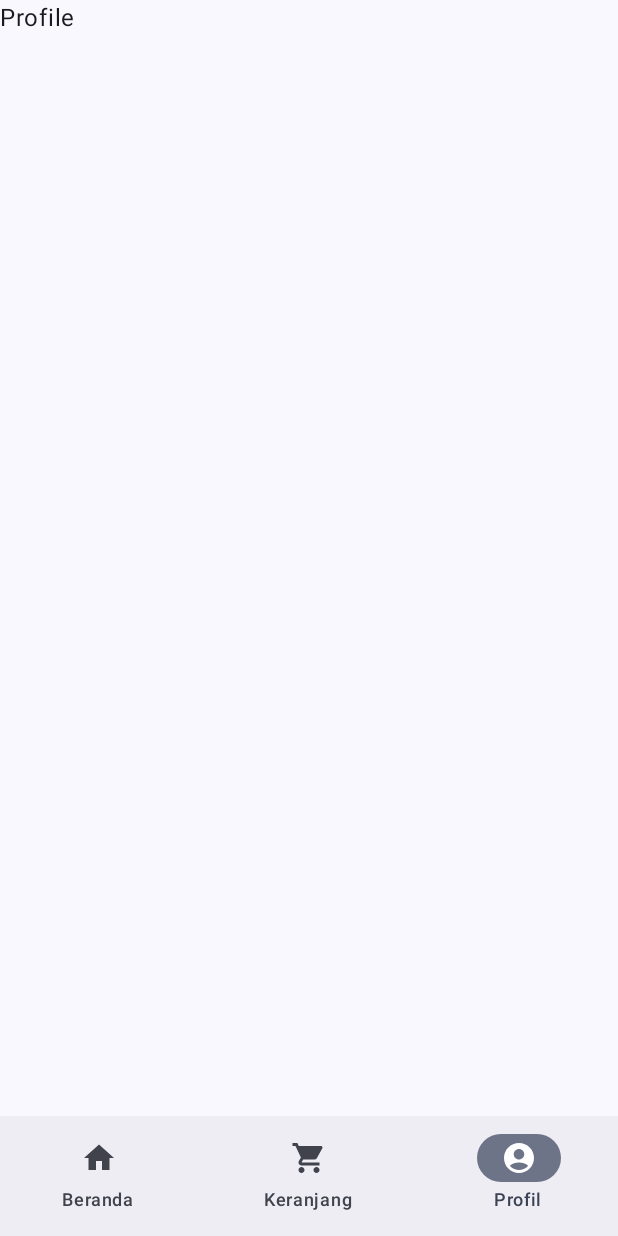
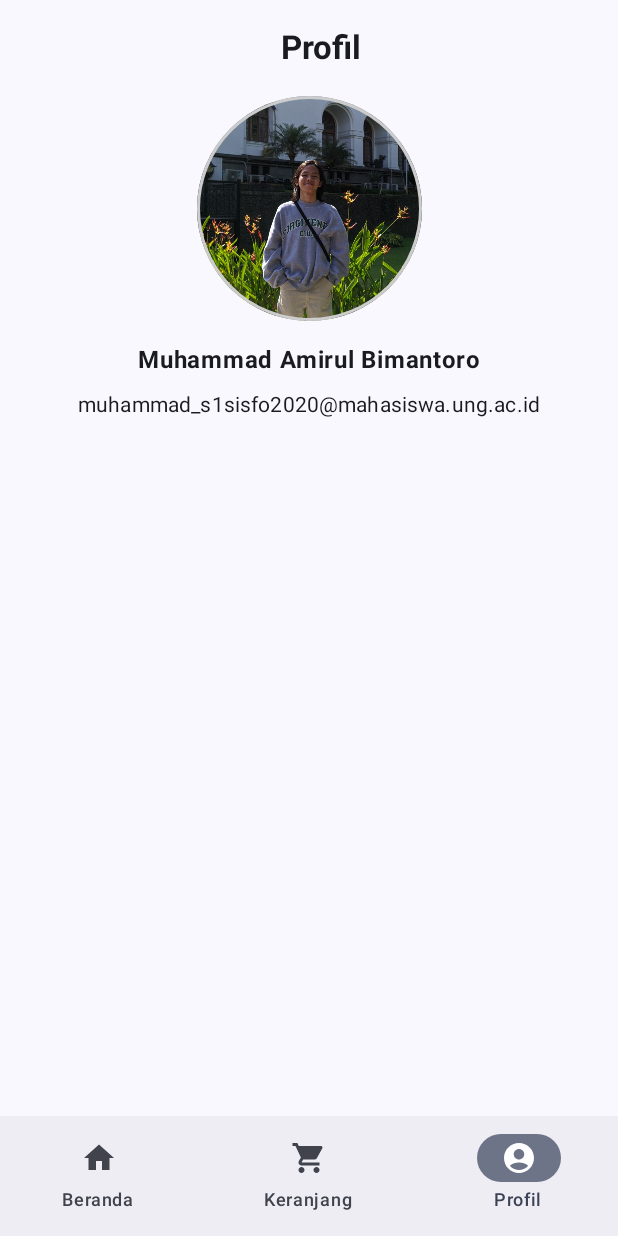
Before and after one commit to bbimantoro/JetSkincareApp, an Android app built with Jetpack Compose: the screen it shows after launch (MainActivity), item 3 of the bottom bar chosen, on a phone screen of 412 x 824 dp. Run offline under Robolectric (Android 15) with nearby library versions, the phone set to English and light mode, and no system bars.

Commit message:
add: profile content

```diff
--- a/app/src/main/java/com/academy/bangkit/jetskincare/MainActivity.kt
+++ b/app/src/main/java/com/academy/bangkit/jetskincare/MainActivity.kt
@@ -6,10 +6,7 @@ import androidx.activity.compose.setContent
 import androidx.compose.foundation.layout.fillMaxSize
 import androidx.compose.material3.MaterialTheme
 import androidx.compose.material3.Surface
-import androidx.compose.material3.Text
-import androidx.compose.runtime.Composable
 import androidx.compose.ui.Modifier
-import androidx.compose.ui.tooling.preview.Preview
 import com.academy.bangkit.jetskincare.ui.theme.JetSkincareTheme
 
 class MainActivity : ComponentActivity() {
--- a/app/src/main/java/com/academy/bangkit/jetskincare/model/Skincare.kt
+++ b/app/src/main/java/com/academy/bangkit/jetskincare/model/Skincare.kt
@@ -1,7 +1,4 @@
 package com.academy.bangkit.jetskincare.model
-
-import androidx.annotation.DrawableRes
-import androidx.annotation.StringRes
 
 data class Skincare(
     val id: Int,
--- a/app/src/main/java/com/academy/bangkit/jetskincare/ui/components/CarItem.kt
+++ b/app/src/main/java/com/academy/bangkit/jetskincare/ui/components/CarItem.kt
@@ -4,24 +4,18 @@ import androidx.compose.foundation.Image
 import androidx.compose.foundation.layout.Column
 import androidx.compose.foundation.layout.Row
 import androidx.compose.foundation.layout.fillMaxWidth
-import androidx.compose.foundation.layout.offset
 import androidx.compose.foundation.layout.padding
 import androidx.compose.foundation.layout.paddingFromBaseline
 import androidx.compose.foundation.layout.size
 import androidx.compose.foundation.shape.RoundedCornerShape
-import androidx.compose.material3.CardDefaults
-import androidx.compose.material3.ElevatedCard
 import androidx.compose.material3.MaterialTheme
-import androidx.compose.material3.Shapes
 import androidx.compose.material3.Text
 import androidx.compose.runtime.Composable
 import androidx.compose.ui.Alignment
 import androidx.compose.ui.Modifier
 import androidx.compose.ui.draw.clip
-import androidx.compose.ui.graphics.Shape
 import androidx.compose.ui.res.painterResource
 import androidx.compose.ui.res.stringResource
-import androidx.compose.ui.text.font.FontStyle
 import androidx.compose.ui.text.font.FontWeight
 import androidx.compose.ui.text.style.TextOverflow
 import androidx.compose.ui.tooling.preview.Preview
--- a/app/src/main/java/com/academy/bangkit/jetskincare/ui/components/OrderButton.kt
+++ b/app/src/main/java/com/academy/bangkit/jetskincare/ui/components/OrderButton.kt
@@ -4,18 +4,14 @@ import androidx.compose.foundation.layout.fillMaxWidth
 import androidx.compose.foundation.layout.height
 import androidx.compose.foundation.shape.RoundedCornerShape
 import androidx.compose.material3.Button
-import androidx.compose.material3.MaterialTheme
-import androidx.compose.material3.ShapeDefaults
 import androidx.compose.material3.Text
 import androidx.compose.runtime.Composable
 import androidx.compose.ui.Alignment
 import androidx.compose.ui.Modifier
-import androidx.compose.ui.res.stringResource
 import androidx.compose.ui.semantics.contentDescription
 import androidx.compose.ui.semantics.semantics
 import androidx.compose.ui.tooling.preview.Preview
 import androidx.compose.ui.unit.dp
-import com.academy.bangkit.jetskincare.R
 import com.academy.bangkit.jetskincare.ui.theme.JetSkincareTheme
 
 @Composable
--- a/app/src/main/java/com/academy/bangkit/jetskincare/ui/components/Search.kt
+++ b/app/src/main/java/com/academy/bangkit/jetskincare/ui/components/Search.kt
@@ -13,7 +13,6 @@ import androidx.compose.material3.SearchBarDefaults
 import androidx.compose.material3.Text
 import androidx.compose.runtime.Composable
 import androidx.compose.ui.Modifier
-import androidx.compose.ui.graphics.Color
 import androidx.compose.ui.res.stringResource
 import androidx.compose.ui.tooling.preview.Preview
 import androidx.compose.ui.unit.dp
--- a/app/src/main/java/com/academy/bangkit/jetskincare/ui/screen/cart/CartViewModel.kt
+++ b/app/src/main/java/com/academy/bangkit/jetskincare/ui/screen/cart/CartViewModel.kt
@@ -6,8 +6,6 @@ import com.academy.bangkit.jetskincare.data.SkincareRepository
 import com.academy.bangkit.jetskincare.ui.common.UiState
 import kotlinx.coroutines.flow.MutableStateFlow
 import kotlinx.coroutines.flow.StateFlow
-import kotlinx.coroutines.flow.catch
-import kotlinx.coroutines.flow.collect
 import kotlinx.coroutines.launch
 
 class CartViewModel(
--- a/app/src/main/java/com/academy/bangkit/jetskincare/ui/screen/home/HomeScreen.kt
+++ b/app/src/main/java/com/academy/bangkit/jetskincare/ui/screen/home/HomeScreen.kt
@@ -1,40 +1,25 @@
 package com.academy.bangkit.jetskincare.ui.screen.home
 
-import androidx.compose.foundation.background
 import androidx.compose.foundation.clickable
 import androidx.compose.foundation.layout.Arrangement
 import androidx.compose.foundation.layout.Box
 import androidx.compose.foundation.layout.Column
 import androidx.compose.foundation.layout.PaddingValues
-import androidx.compose.foundation.layout.Row
 import androidx.compose.foundation.layout.fillMaxSize
-import androidx.compose.foundation.layout.fillMaxWidth
-import androidx.compose.foundation.layout.heightIn
-import androidx.compose.foundation.layout.padding
-import androidx.compose.foundation.layout.size
 import androidx.compose.foundation.lazy.grid.GridCells
-import androidx.compose.foundation.lazy.grid.GridItemSpan
 import androidx.compose.foundation.lazy.grid.LazyVerticalGrid
 import androidx.compose.foundation.lazy.grid.items
-import androidx.compose.material.icons.Icons
-import androidx.compose.material.icons.filled.Search
-import androidx.compose.material3.ExperimentalMaterial3Api
-import androidx.compose.material3.Icon
 import androidx.compose.material3.MaterialTheme
-import androidx.compose.material3.SearchBar
-import androidx.compose.material3.SearchBarDefaults
 import androidx.compose.material3.Text
-import androidx.lifecycle.viewmodel.compose.viewModel
 import androidx.compose.runtime.Composable
 import androidx.compose.runtime.collectAsState
 import androidx.compose.runtime.getValue
 import androidx.compose.ui.Alignment
 import androidx.compose.ui.Modifier
 import androidx.compose.ui.res.stringResource
-import androidx.compose.ui.text.font.FontStyle
 import androidx.compose.ui.text.font.FontWeight
 import androidx.compose.ui.unit.dp
-import androidx.compose.ui.unit.sp
+import androidx.lifecycle.viewmodel.compose.viewModel
 import com.academy.bangkit.jetskincare.R
 import com.academy.bangkit.jetskincare.di.Injection
 import com.academy.bangkit.jetskincare.model.OrderSkincare
@@ -61,16 +46,12 @@ fun HomeScreen(
             is UiState.Success -> {
                 Column {
                     Search(query = query, onQueryChange = viewModel::search)
-
-                    if (uiState.data.isEmpty()) {
-                        NotFound()
-                    } else {
                     HomeContent(
                         orderSkincare = uiState.data,
                         modifier = modifier,
                         navigateToDetail = navigateToDetail,
                     )
-                    }
+
                 }
             }
 
@@ -85,7 +66,7 @@ fun HomeContent(
     modifier: Modifier = Modifier,
     navigateToDetail: (Int) -> Unit,
 ) {
-
+    if (orderSkincare.isNotEmpty()) {
         LazyVerticalGrid(
             columns = GridCells.Adaptive(140.dp),
             contentPadding = PaddingValues(14.dp),
@@ -104,10 +85,7 @@ fun HomeContent(
                 )
             }
         }
-}
-
-@Composable
-fun NotFound(modifier: Modifier = Modifier) {
+    } else {
         Box(
             contentAlignment = Alignment.Center,
             modifier = modifier
@@ -121,3 +99,4 @@ fun NotFound(modifier: Modifier = Modifier) {
             )
         }
     }
+}
--- a/app/src/main/java/com/academy/bangkit/jetskincare/ui/screen/home/HomeViewModel.kt
+++ b/app/src/main/java/com/academy/bangkit/jetskincare/ui/screen/home/HomeViewModel.kt
@@ -6,12 +6,10 @@ import androidx.lifecycle.ViewModel
 import androidx.lifecycle.viewModelScope
 import com.academy.bangkit.jetskincare.data.SkincareRepository
 import com.academy.bangkit.jetskincare.model.OrderSkincare
-import com.academy.bangkit.jetskincare.model.Skincare
 import com.academy.bangkit.jetskincare.ui.common.UiState
 import kotlinx.coroutines.flow.MutableStateFlow
 import kotlinx.coroutines.flow.StateFlow
 import kotlinx.coroutines.flow.catch
-import kotlinx.coroutines.flow.collect
 import kotlinx.coroutines.launch
 
 class HomeViewModel(private val skincareRepository: SkincareRepository) : ViewModel() {
--- a/app/src/main/java/com/academy/bangkit/jetskincare/ui/screen/profil/ProfileScreen.kt
+++ b/app/src/main/java/com/academy/bangkit/jetskincare/ui/screen/profil/ProfileScreen.kt
@@ -1,13 +1,84 @@
 package com.academy.bangkit.jetskincare.ui.screen.profil
 
+import androidx.compose.foundation.Image
+import androidx.compose.foundation.border
 import androidx.compose.foundation.layout.Column
+import androidx.compose.foundation.layout.fillMaxSize
+import androidx.compose.foundation.layout.fillMaxWidth
+import androidx.compose.foundation.layout.padding
+import androidx.compose.foundation.layout.size
+import androidx.compose.foundation.shape.CircleShape
+import androidx.compose.material3.CenterAlignedTopAppBar
+import androidx.compose.material3.ExperimentalMaterial3Api
+import androidx.compose.material3.MaterialTheme
 import androidx.compose.material3.Text
 import androidx.compose.runtime.Composable
+import androidx.compose.ui.Alignment
 import androidx.compose.ui.Modifier
+import androidx.compose.ui.draw.clip
+import androidx.compose.ui.graphics.Color
+import androidx.compose.ui.layout.ContentScale
+import androidx.compose.ui.res.painterResource
+import androidx.compose.ui.res.stringResource
+import androidx.compose.ui.text.font.FontWeight
+import androidx.compose.ui.text.style.TextAlign
+import androidx.compose.ui.tooling.preview.Preview
+import androidx.compose.ui.unit.dp
+import com.academy.bangkit.jetskincare.R
+import com.academy.bangkit.jetskincare.ui.theme.JetSkincareTheme
 
+@OptIn(ExperimentalMaterial3Api::class)
 @Composable
 fun ProfileScreen(modifier: Modifier = Modifier) {
-    Column {
-        Text(text = "Profile")
+    Column(
+        modifier = modifier
+            .fillMaxSize()
+    ) {
+        CenterAlignedTopAppBar(
+            title = {
+                Text(
+                    text = stringResource(id = R.string.menu_profile),
+                    modifier = Modifier
+                        .fillMaxWidth()
+                        .padding(horizontal = 12.dp),
+                    fontWeight = FontWeight.Bold,
+                    textAlign = TextAlign.Center
+                )
+            })
+        Image(
+            painter = painterResource(id = R.drawable.me),
+            contentDescription = stringResource(id = R.string.content_desc_profile_image),
+            contentScale = ContentScale.Crop,
+            modifier = Modifier
+                .border(2.dp, Color.LightGray, CircleShape)
+                .clip(CircleShape)
+                .align(Alignment.CenterHorizontally)
+                .size(150.dp)
+
+        )
+        Text(
+            text = stringResource(id = R.string.name),
+            fontWeight = FontWeight.Bold,
+            modifier = Modifier
+                .align(Alignment.CenterHorizontally)
+                .padding(top = 14.dp, bottom = 8.dp)
+        )
+        Text(
+            text = stringResource(id = R.string.email),
+            style = MaterialTheme.typography.titleSmall.copy(
+                fontWeight = FontWeight.Normal
+            ),
+            modifier = Modifier
+                .align(Alignment.CenterHorizontally)
+        )
+
     }
 }
+
+@Preview(showBackground = true)
+@Composable
+fun ProfileScreenPreview() {
+    JetSkincareTheme {
+        ProfileScreen()
+    }
+}
--- a/app/src/main/java/com/academy/bangkit/jetskincare/ui/theme/Color.kt
+++ b/app/src/main/java/com/academy/bangkit/jetskincare/ui/theme/Color.kt
@@ -9,4 +9,3 @@ val Pink80 = Color(0xFFEFB8C8)
 val Purple40 = Color(0xFF6650a4)
 val PurpleGrey40 = Color(0xFF625b71)
 val Pink40 = Color(0xFF7D5260)
-val CardBackground = Color(0xFFF9F5F6)
--- a/app/src/main/res/values/strings.xml
+++ b/app/src/main/res/values/strings.xml
@@ -7,8 +7,8 @@
 
     <string name="placeholder_search">Apa yang ingin kamu beli hari ini?</string>
     <string name="section_description">Deskripsi produk</string>
-    <string name="content_desc_product_image">Gambar Produk</string>
-    <string name="content_desc_about_page">About page</string>
+    <string name="content_desc_product_image">Gambar produk</string>
+    <string name="content_desc_profile_image">Foto profile</string>
     <string name="add_to_cart">Tambah ke Keranjang: %d</string>
     <string name="price">129.000</string>
     <string name="back">Kembali</string>
@@ -16,4 +16,7 @@
     <string name="counter_decrease">—</string>
     <string name="counter_increase">＋</string>
     <string name="not_found">Oops, produk ngga ditemukan.</string>
+
+    <string name="name">Muhammad Amirul Bimantoro</string>
+    <string name="email">muhammad_s1sisfo2020@mahasiswa.ung.ac.id</string>
 </resources>
```
Also changed, not shown: app/src/main/java/com/academy/bangkit/jetskincare/ui/components/SkincareItem.kt (+0 -7 lines), app/src/main/res/drawable/me.jpg (added). Lines whose indentation alone changed are shown as unchanged.
